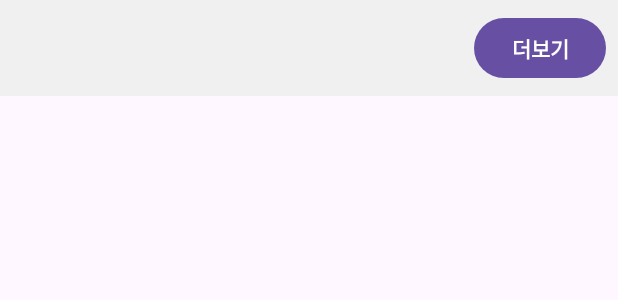
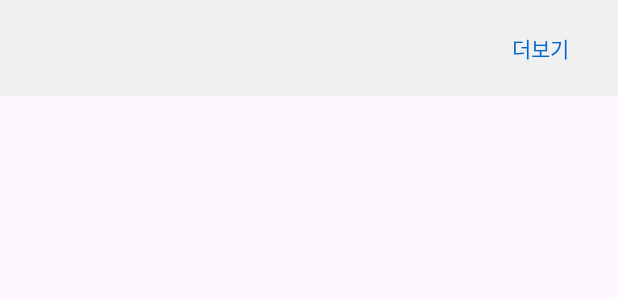
Before and after one commit to ziva2/AI_LOL_Assistant, an Android app: the layout item_match_row.xml on its own in the app's theme, with its tools: preview values and no code run, on a phone screen of 412 x 824 dp. Shown: the top 300 px of the screen. Run offline under Robolectric (Android 15) with nearby library versions, the phone set to English and light mode, and no system bars.

Commit message:
전적표시 구성 완료(더보기 이하 만들어야 함)

```diff
--- a/app/src/main/java/com/example/ai_lol_assistant/network/RiotApiClient.java
+++ b/app/src/main/java/com/example/ai_lol_assistant/network/RiotApiClient.java
@@ -11,7 +11,7 @@ import java.io.IOException;
 
 public class RiotApiClient {
     private static final String BASE_URL = "https://asia.api.riotgames.com/";
-    private static final String API_KEY = "RGAPI-68c45778-aca7-4ab1-8a7f-f89b115dfc56"; // API key
+    private static final String API_KEY = "RGAPI-16dfe48d-a420-43f3-8a86-9ccfcd83835f"; // API key
 
     private static Retrofit retrofit;
 
--- a/app/src/main/res/layout/item_match_row.xml
+++ b/app/src/main/res/layout/item_match_row.xml
@@ -4,73 +4,84 @@
     android:layout_width="match_parent"
     android:layout_height="wrap_content"
     android:orientation="vertical"
+    android:padding="8dp"
     android:background="#F0F0F0"
-    android:padding="8dp"
-    android:layout_marginBottom="8dp">
+    android:layout_marginBottom="8dp"
+    android:clipToOutline="true">
 
-    <!-- 간략 정보 -->
+    <!-- 상단 요약 정보 -->
     <LinearLayout
         android:layout_width="match_parent"
         android:layout_height="wrap_content"
-        android:orientation="horizontal">
+        android:orientation="horizontal"
+        android:gravity="center_vertical">
 
-        <!-- 승패 여부 -->
-        <TextView
-            android:id="@+id/tvWinLoss"
-            android:layout_width="0dp"
-            android:layout_height="wrap_content"
-            android:layout_weight="1"
-            android:gravity="center"
-            android:textSize="14sp"
-            android:textStyle="bold"
-            android:textColor="#000000" />
-
-        <!-- 챔피언 -->
+        <!-- 챔피언 이름 -->
         <TextView
             android:id="@+id/tvChampion"
             android:layout_width="0dp"
             android:layout_height="wrap_content"
             android:layout_weight="1"
-            android:gravity="center"
-            android:textSize="14sp"
+            android:textSize="16sp"
+            android:textStyle="bold"
+            android:padding="8dp"
             android:textColor="#000000" />
 
-        <!-- K/D/A -->
+        <!-- KDA -->
         <TextView
             android:id="@+id/tvKDA"
             android:layout_width="0dp"
             android:layout_height="wrap_content"
             android:layout_weight="1"
-            android:gravity="center"
             android:textSize="14sp"
-            android:textColor="#000000" />
+            android:padding="8dp"
+            android:textColor="#333333" />
+
+        <!-- 승패 여부 -->
+        <TextView
+            android:id="@+id/tvWinLose"
+            android:layout_width="0dp"
+            android:layout_height="wrap_content"
+            android:layout_weight="1"
+            android:textSize="14sp"
+            android:padding="8dp"
+            android:textColor="#333333" />
 
         <!-- 더보기 버튼 -->
         <Button
             android:id="@+id/btnMore"
             android:layout_width="wrap_content"
             android:layout_height="wrap_content"
+            android:layout_gravity="end"
             android:text="더보기"
-            android:textSize="14sp"
-            android:textStyle="bold"
-            android:padding="4dp" />
+            android:background="@android:color/transparent"
+            android:textColor="#0066CC" />
     </LinearLayout>
 
-    <!-- 상세 정보 (초기 상태 숨김) -->
+    <!-- 세부 정보 (기본으로 숨김 처리) -->
     <LinearLayout
-        android:id="@+id/detailContainer"
+        android:id="@+id/llDetails"
         android:layout_width="match_parent"
         android:layout_height="wrap_content"
         android:orientation="vertical"
         android:visibility="gone"
-        android:paddingTop="8dp">
+        android:padding="8dp">
 
-        <!-- 상세 정보 출력 -->
+        <!-- 팀 정보 -->
         <TextView
-            android:id="@+id/tvDetailedInfo"
+            android:id="@+id/tvTeamInfo"
             android:layout_width="match_parent"
             android:layout_height="wrap_content"
             android:textSize="14sp"
-            android:textColor="#000000" />
+            android:textColor="#555555"
+            android:padding="4dp" />
+
+        <!-- 그래프 (Placeholder) -->
+        <View
+            android:id="@+id/graphPlaceholder"
+            android:layout_width="match_parent"
+            android:layout_height="150dp"
+            android:background="#DDDDDD"
+            android:layout_marginTop="8dp" />
     </LinearLayout>
 </LinearLayout>
```
Also changed, not shown: app/src/main/java/com/example/ai_lol_assistant/adapter/MatchHistoryAdapter.java (+39 -46 lines), app/src/main/java/com/example/ai_lol_assistant/ui/ResultActivity.java (+18 -92 lines), app/src/main/res/layout/activity_result.xml (+12 -18 lines).
